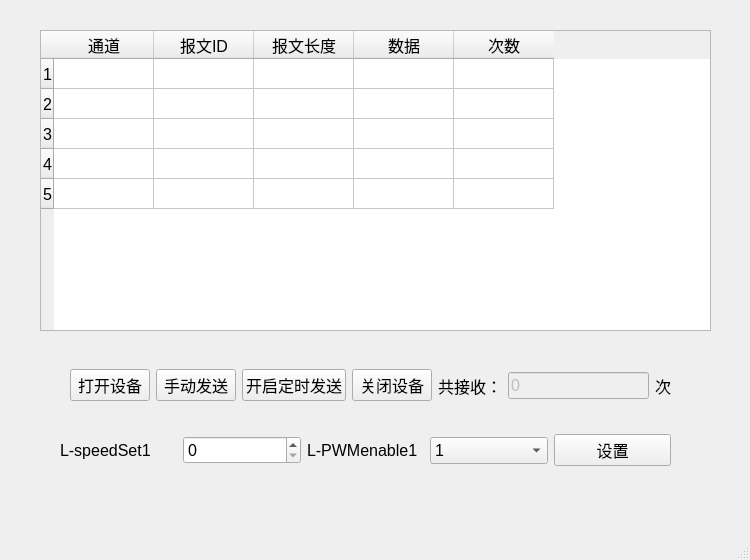
First picture: the form in Program/DBC_ZLGUsbCan_demo/Qt_ZLGUsbCan_demo/mainwindow.ui, repository Jiye1314/StudyMaterials, before the edit.
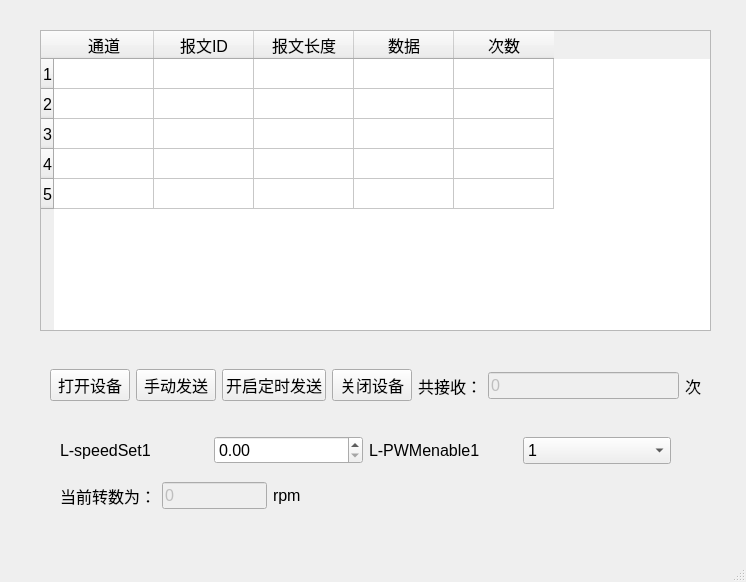
Second picture: the form after the edit.

What changed in the file:
```diff
--- a/Program/DBC_ZLGUsbCan_demo/Qt_ZLGUsbCan_demo/mainwindow.ui
+++ b/Program/DBC_ZLGUsbCan_demo/Qt_ZLGUsbCan_demo/mainwindow.ui
@@ -6,8 +6,8 @@
    <rect>
     <x>0</x>
     <y>0</y>
-    <width>750</width>
-    <height>560</height>
+    <width>746</width>
+    <height>582</height>
    </rect>
   </property>
   <property name="font">
@@ -22,9 +22,9 @@
    <widget class="QWidget" name="layoutWidget">
     <property name="geometry">
      <rect>
-      <x>70</x>
+      <x>50</x>
       <y>360</y>
-      <width>601</width>
+      <width>651</width>
       <height>51</height>
      </rect>
     </property>
@@ -143,7 +143,7 @@
      </property>
     </column>
    </widget>
-   <widget class="QWidget" name="">
+   <widget class="QWidget" name="layoutWidget">
     <property name="geometry">
      <rect>
       <x>60</x>
@@ -161,7 +161,7 @@
       </widget>
      </item>
      <item>
-      <widget class="QSpinBox" name="spinBox"/>
+      <widget class="QDoubleSpinBox" name="doubleSpinBox"/>
      </item>
      <item>
       <widget class="QLabel" name="label_L_PWMenable1">
@@ -184,10 +184,39 @@
        </item>
       </widget>
      </item>
+    </layout>
+   </widget>
+   <widget class="QWidget" name="">
+    <property name="geometry">
+     <rect>
+      <x>60</x>
+      <y>480</y>
+      <width>241</width>
+      <height>31</height>
+     </rect>
+    </property>
+    <layout class="QHBoxLayout" name="horizontalLayout_3">
      <item>
-      <widget class="QPushButton" name="btn_set">
+      <widget class="QLabel" name="label_3">
        <property name="text">
-        <string>设置</string>
+        <string>当前转数为：</string>
+       </property>
+      </widget>
+     </item>
+     <item>
+      <widget class="QLineEdit" name="lineEdit_nowrpm">
+       <property name="enabled">
+        <bool>false</bool>
+       </property>
+       <property name="text">
+        <string>0</string>
+       </property>
+      </widget>
+     </item>
+     <item>
+      <widget class="QLabel" name="label_4">
+       <property name="text">
+        <string>rpm</string>
        </property>
       </widget>
      </item>
```
Left out of the diff: 2 changed lines with no effect on the pictures.
